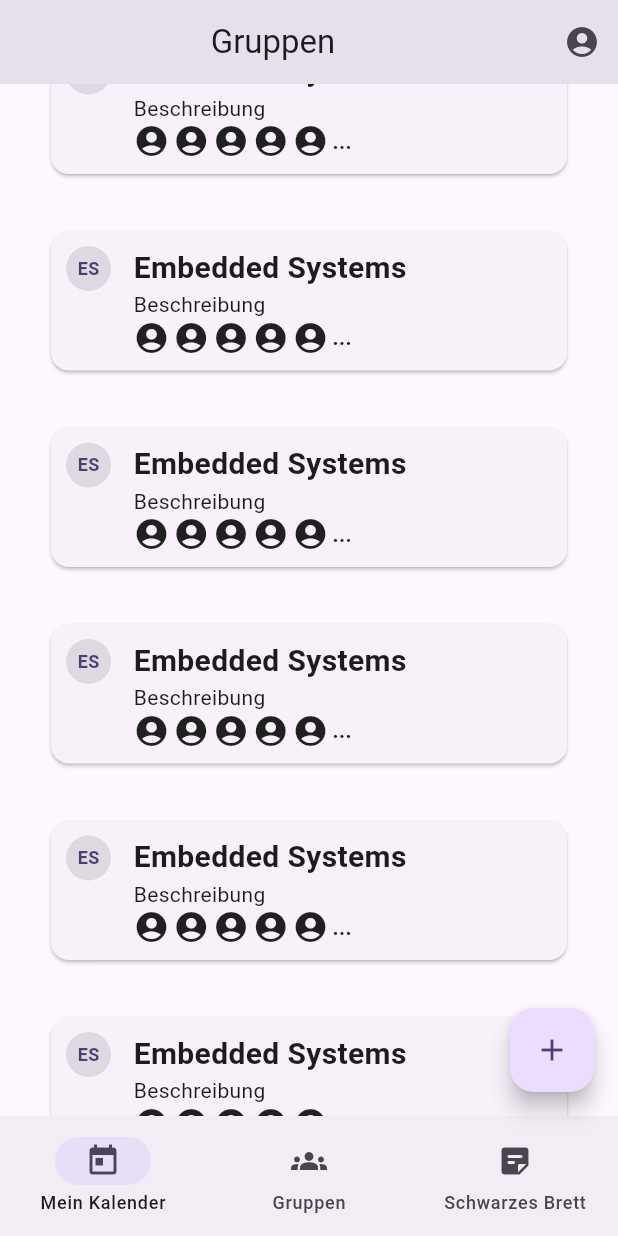
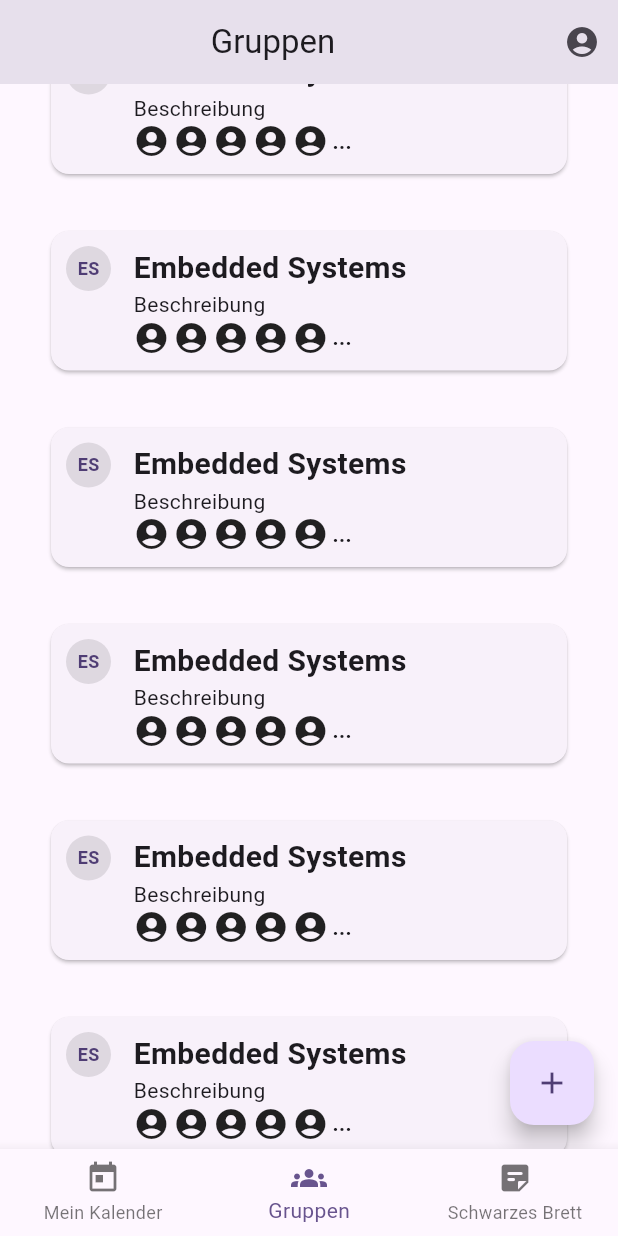
Before and after one commit to bafto/Konstudy, a Flutter app: the screen it shows after launch, scrolled down 576 dp, after a tap on the "account circle" icon, on a phone screen of 412 x 824 dp. Run offline on Flutter 3.47's test engine with Material 3 defaults, Android fonts, the phone set to English and light mode, and no system bars.

Commit message:
routes und Navigator bearbeitet für eine verbesserte Navigation der Page, schon paar ideen Angelegt für weitere Widgets zum weiterarbeiten

```diff
--- a/lib/main.dart
+++ b/lib/main.dart
@@ -1,5 +1,6 @@
 import 'package:flutter/material.dart';
-import 'package:konstudy/pages/GroupOverview.dart';
+import 'package:konstudy/pages/home/GroupOverview.dart';
+import 'package:konstudy/routes/app_routes.dart';
 
 void main() {
   runApp(const Konstudy());
@@ -12,7 +13,7 @@
   @override
   Widget build(BuildContext context) {
     return MaterialApp(
-      title: 'Flutter Demo',
+      title: 'KonStudy',
       theme: ThemeData(
         // This is the theme of your application.
         //
@@ -31,7 +32,8 @@
         // tested with just a hot reload.
         colorScheme: ColorScheme.fromSeed(seedColor: Colors.deepPurple),
       ),
-      home: const GroupOverview(),
+      initialRoute: AppRoutes.home,
+      onGenerateRoute: AppRoutes.generateRoute,
     );
   }
 }
--- a/lib/pages/groupCalendar_page.dart
+++ b/lib/pages/group/groupCalendar_page.dart
@@ -1,4 +1,4 @@
-import 'package:flutter/cupertino.dart';
+import 'package:flutter/material.dart';
 
 class GroupCalendarPage extends StatelessWidget{
   const GroupCalendarPage({super.key});
--- a/lib/pages/medianCollection_page.dart
+++ b/lib/pages/group/medianCollection_page.dart
@@ -1,4 +1,4 @@
-import 'package:flutter/cupertino.dart';
+import 'package:flutter/material.dart';
 
 class MedianCollectionPage extends StatelessWidget{
   const MedianCollectionPage({super.key});
--- a/lib/pages/noteCollection_page.dart
+++ b/lib/pages/group/noteCollection_page.dart
@@ -1,4 +1,4 @@
-import 'package:flutter/cupertino.dart';
+import 'package:flutter/material.dart';
 
 class NoteCollectionPage extends StatelessWidget{
   const NoteCollectionPage({super.key});
--- a/lib/pages/GroupOverview.dart
+++ b/lib/pages/home/GroupOverview.dart
@@ -1,5 +1,6 @@
 import 'package:flutter/material.dart';
-import 'package:konstudy/widgets/GroupCard.dart';
+import 'package:konstudy/routes/app_routes.dart';
+import 'package:konstudy/widgets/cards/GroupCard.dart';
 
 class GroupOverview extends StatelessWidget {
   const GroupOverview({super.key});
@@ -25,15 +26,6 @@ class GroupOverview extends StatelessWidget {
   @override
   Widget build(BuildContext context) {
     return Scaffold(
-      appBar: AppBar(
-        title: Center(child: const Text("Gruppen")),
-        actions: [
-          IconButton(
-            onPressed: () => debugPrint("here"),
-            icon: Icon(Icons.account_circle),
-          ),
-        ],
-      ),
       body: ListView(
         children: [
           _buildGroupCard("test name", "test"),
@@ -48,19 +40,6 @@ class GroupOverview extends StatelessWidget {
         child: Icon(Icons.add),
         onPressed: () => debugPrint("new group"),
       ),
-      bottomNavigationBar: NavigationBar(
-        destinations: [
-          NavigationDestination(
-            icon: Icon(Icons.today),
-            label: "Mein Kalender",
-          ),
-          NavigationDestination(icon: Icon(Icons.groups), label: "Gruppen"),
-          NavigationDestination(
-            icon: Icon(Icons.sticky_note_2_rounded),
-            label: "Schwarzes Brett",
-          ),
-        ],
-      ),
     );
   }
 }
--- /dev/null
+++ b/lib/pages/home/home_page.dart
@@ -0,0 +1,59 @@
+import 'package:flutter/material.dart';
+import 'package:konstudy/pages/home/GroupOverview.dart';
+import 'package:konstudy/pages/home/blackBoard_page.dart';
+import 'package:konstudy/pages/home/calendar_page.dart';
+
+class HomePage extends StatefulWidget{
+  const HomePage({super.key});
+
+  @override
+  State<HomePage> createState() => _HomePageState();
+}
+
+class _HomePageState extends State<HomePage>{
+  int _selectedIndex = 1;
+
+  static const List<Widget> _pages = <Widget>[
+    CalendarPage(),
+    GroupOverview(),
+    BlackBoardPage(),
+  ];
+
+  static const List<String> _titles = <String>[
+    'Mein Kalender',
+    'Gruppen',
+    'Schwarzes Brett',
+  ];
+
+  void _onItemTapped(int index){
+    setState(() {
+      _selectedIndex = index;
+    });
+  }
+
+  @override
+  Widget build(BuildContext context){
+    return Scaffold(
+      appBar: AppBar(
+        title: Center(child: Text(_titles[_selectedIndex])),
+        actions: [
+          IconButton(
+              onPressed: () => debugPrint("here"),
+              icon: Icon(Icons.account_circle),
+          ),
+        ],
+      ),
+      body: _pages[_selectedIndex],
+      bottomNavigationBar:BottomNavigationBar(
+        currentIndex: _selectedIndex,
+        onTap: _onItemTapped,
+        items: const [
+          BottomNavigationBarItem(icon: Icon(Icons.today), label: 'Mein Kalender'),
+          BottomNavigationBarItem(icon: Icon(Icons.groups), label: 'Gruppen'),
+          BottomNavigationBarItem(icon: Icon(Icons.sticky_note_2_rounded), label: 'Schwarzes Brett'),
+        ],
+      ),
+    );
+  }
+
+}
--- /dev/null
+++ b/lib/routes/app_routes.dart
@@ -0,0 +1,29 @@
+import 'package:flutter/material.dart';
+import 'package:konstudy/pages/group/group_page.dart';
+import 'package:konstudy/pages/home/home_page.dart';
+
+
+class AppRoutes {
+  static const String home = '/';
+  static const String group = '/group';
+
+  static Route<dynamic> generateRoute(RouteSettings settings) {
+    switch (settings.name) {
+      case home:
+        return MaterialPageRoute(builder: (_) => const HomePage());
+
+      case group:
+        final groupName = settings.arguments as String;
+        return MaterialPageRoute(
+          builder: (_) => GroupPage(groupName: groupName),
+        );
+
+      default:
+        return MaterialPageRoute(
+          builder: (_) => const Scaffold(
+            body: Center(child: Text('Seite nicht gefunden')),
+          ),
+        );
+    }
+  }
+}
--- a/lib/widgets/GroupCard.dart
+++ /dev/null
@@ -1,81 +0,0 @@
-import 'package:flutter/material.dart';
-import 'package:konstudy/widgets/InitialsIcon.dart';
-
-class GroupCard extends StatelessWidget {
-  const GroupCard({
-    required this.name,
-    required this.description,
-    required this.members,
-    super.key,
-  });
-
-  final String name;
-  final String description;
-  final List<Icon> members;
-
-  String _getInitials() {
-    const emptyDefault = "GR";
-    if (name.trim().isEmpty) {
-      return emptyDefault;
-    }
-
-    final words = name.trim().split(' ');
-    if (words.length < 2) {
-      return words.firstOrNull ?? emptyDefault;
-    }
-
-    final initials =
-        (words.first.trim().characters.first + words[1].trim().characters.first)
-            .trim();
-    return initials.isNotEmpty ? initials : emptyDefault;
-  }
-
-  @override
-  Widget build(BuildContext context) {
-    return Card(
-      child: IntrinsicHeight(
-        child: Row(
-          children: [
-            Align(
-              alignment: Alignment.topLeft,
-              child: Padding(
-                padding: EdgeInsets.only(left: 10, right: 5, top: 10),
-                child: InitialsIcon(initials: _getInitials()),
-              ),
-            ),
-            Padding(
-              padding: EdgeInsets.all(10),
-              child: Column(
-                crossAxisAlignment: CrossAxisAlignment.start,
-                children: [
-                  Text(
-                    name,
-                    style: TextStyle(fontWeight: FontWeight.bold, fontSize: 20),
-                  ),
-                  Text(description),
-                  Row(
-                    children: [
-                      ...members
-                          .map(
-                            (icon) => Padding(
-                              padding: EdgeInsets.only(right: 2.5),
-                              child: icon,
-                            ),
-                          )
-                          .take(5),
-                      if (members.length > 5)
-                        const Text(
-                          "...",
-                          style: TextStyle(fontWeight: FontWeight.bold),
-                        ),
-                    ],
-                  ),
-                ],
-              ),
-            ),
-          ],
-        ),
-      ),
-    );
-  }
-}
--- /dev/null
+++ b/lib/widgets/cards/GroupCard.dart
@@ -0,0 +1,88 @@
+import 'package:flutter/material.dart';
+import 'package:konstudy/routes/app_routes.dart';
+import 'package:konstudy/widgets/InitialsIcon.dart';
+
+class GroupCard extends StatelessWidget {
+  const GroupCard({
+    required this.name,
+    required this.description,
+    required this.members,
+    super.key,
+  });
+
+  final String name;
+  final String description;
+  final List<Icon> members;
+
+  String _getInitials() {
+    const emptyDefault = "GR";
+    if (name.trim().isEmpty) {
+      return emptyDefault;
+    }
+
+    final words = name.trim().split(' ');
+    if (words.length < 2) {
+      return words.firstOrNull ?? emptyDefault;
+    }
+
+    final initials =
+        (words.first.trim().characters.first + words[1].trim().characters.first)
+            .trim();
+    return initials.isNotEmpty ? initials : emptyDefault;
+  }
+
+  @override
+  Widget build(BuildContext context) {
+    return GestureDetector(
+      onTap: (){
+        Navigator.pushNamed(context, AppRoutes.group);
+      }, //Aktion bei Klick
+      child: Card(
+        child: IntrinsicHeight(
+          child: Row(
+            children: [
+              Align(
+                alignment: Alignment.topLeft,
+                child: Padding(
+                  padding: EdgeInsets.only(left: 10, right: 5, top: 10),
+                  child: InitialsIcon(initials: _getInitials()),
+                ),
+              ),
+              Padding(
+                padding: EdgeInsets.all(10),
+                child: Column(
+                  crossAxisAlignment: CrossAxisAlignment.start,
+                  children: [
+                    Text(
+                      name,
+                      style: TextStyle(fontWeight: FontWeight.bold, fontSize: 20),
+                    ),
+                    Text(description),
+                    Row(
+                      children: [
+                        ...members
+                            .map(
+                              (icon) => Padding(
+                            padding: EdgeInsets.only(right: 2.5),
+                            child: icon,
+                          ),
+                        )
+                            .take(5),
+                        if (members.length > 5)
+                          const Text(
+                            "...",
+                            style: TextStyle(fontWeight: FontWeight.bold),
+                          ),
+                      ],
+                    ),
+                  ],
+                ),
+              ),
+            ],
+          ),
+        ),
+      )
+    );
+
+  }
+}
```
Also changed, not shown: lib/pages/auth/auth_page.dart (added, +11 -0 lines), lib/pages/auth/login_page.dart (added, +11 -0 lines), lib/pages/auth/register_page.dart (added, +11 -0 lines), lib/pages/group/group_page.dart (renamed from lib/pages/group_page.dart, +10 -9 lines), lib/pages/home/blackBoard_page.dart (added, +10 -0 lines), lib/pages/home/calendar_page.dart (added, +10 -0 lines), lib/pages/profile/groupProfile_page.dart (added, +11 -0 lines), lib/pages/profile/userProfile_page.dart (added, +11 -0 lines), lib/widgets/cards/MediaCard.dart (added, +41 -0 lines), lib/widgets/cards/NoteCard.dart (added, +39 -0 lines).
